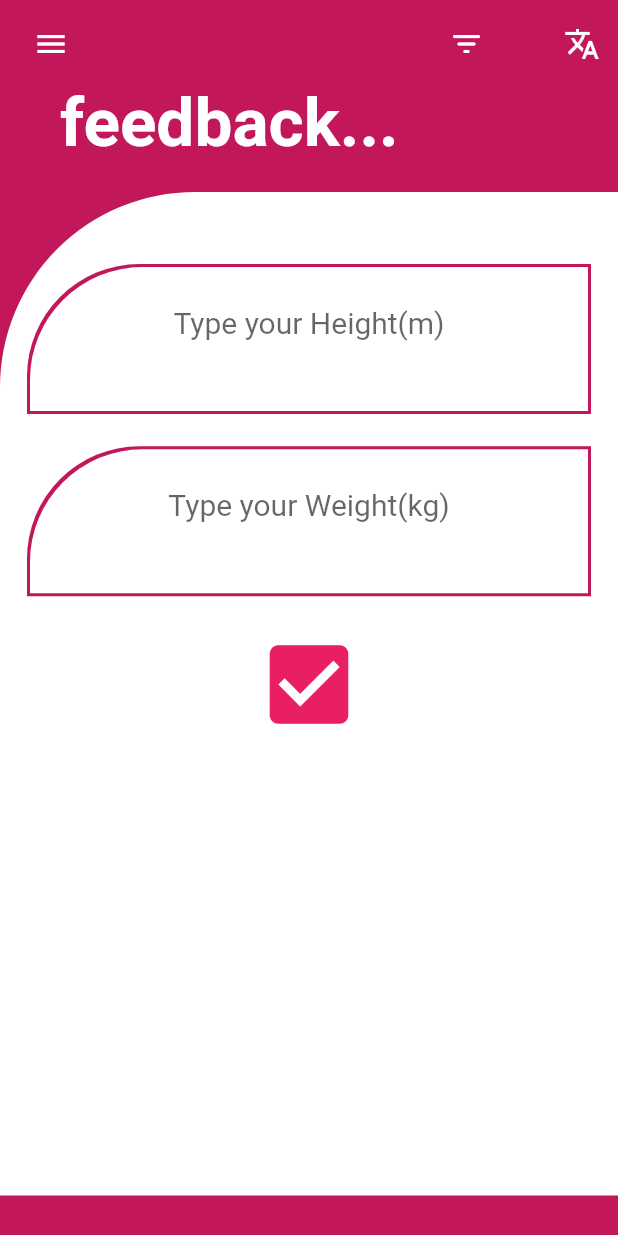
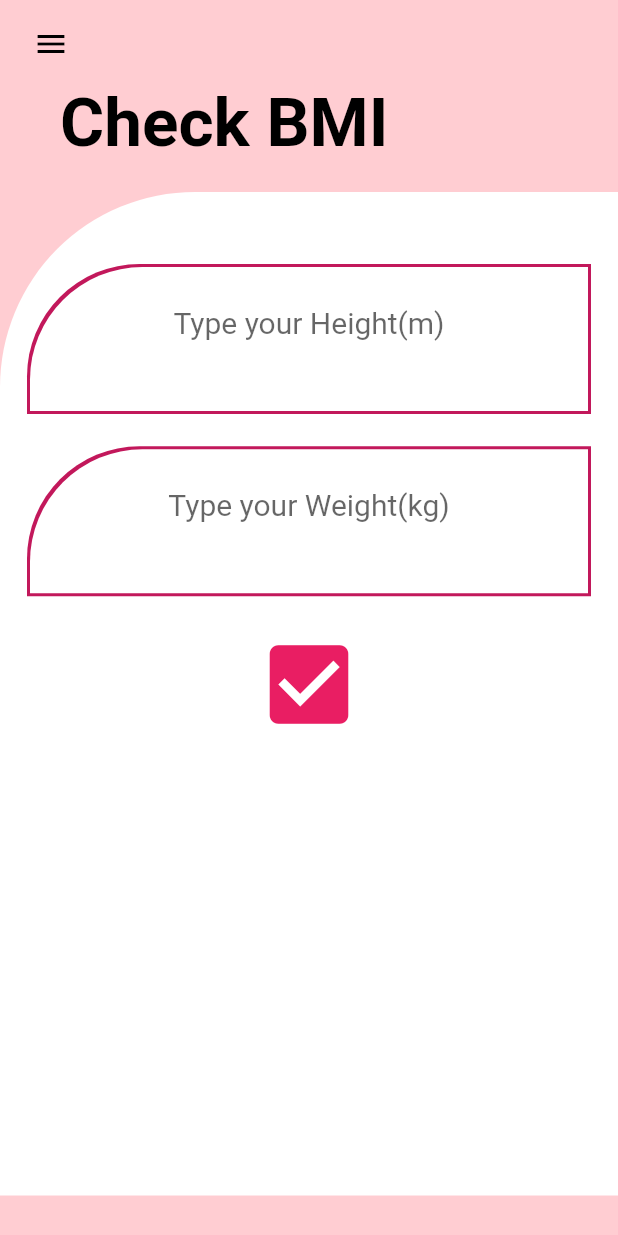
Before and after one commit to cybot-des/bhilai_hackathon_project, a Flutter app: the BmiCalculator screen opened directly, on a phone screen of 412 x 824 dp. Run offline on Flutter 3.47's test engine with Material 2 defaults, Android fonts, the phone set to English and light mode, and no system bars; our stand-ins replace another_flushbar, flutter_rating_bar, image_picker, splashscreen; missing offline and left inert: flutter_sms, tflite; Roboto replaces fonts that are missing (Cursive).

Commit message:
halfway done

```diff
--- a/lib/BmiCalculator.dart
+++ b/lib/BmiCalculator.dart
@@ -23,7 +23,7 @@ class _BmiCalculatorState extends State<BmiCalculator> {
   @override
   Widget build(BuildContext context) {
     return Scaffold(
-      backgroundColor: Color(0xFFC2185B),
+      backgroundColor: Color(0xFFffcdd2),
       body:ListView(
         children: <Widget>[
           Padding(
@@ -33,7 +33,7 @@ class _BmiCalculatorState extends State<BmiCalculator> {
               children: [
                 IconButton(
                   icon: Icon(Icons.menu),
-                  color: Colors.white,
+                  color: Colors.black,
                   onPressed: (){
                     print("Icon pressed");
                     //Navigator.pop(context);
@@ -44,16 +44,8 @@ class _BmiCalculatorState extends State<BmiCalculator> {
                     child: Row(
                       mainAxisAlignment: MainAxisAlignment.spaceBetween,
                       children: <Widget>[
-                        IconButton(
-                          icon:Icon(Icons.filter_list_rounded),
-                          color:Colors.white,
-                          onPressed: (){print("Icon filter Pressed");},
-                        ),
-                        IconButton(
-                            icon:Icon(Icons.translate),
-                            color:Colors.white,
-                            onPressed: (){print("Icon Menu Pressed");}
-                        )
+
+
                       ],
                     )
                 )
@@ -65,9 +57,9 @@ class _BmiCalculatorState extends State<BmiCalculator> {
               padding: EdgeInsets.only(left:40.0),
               child: Row(
                 children: [
-                  Text("feedback...",
+                  Text("Check BMI",
                       style: TextStyle(
-                          color: Colors.white,
+                          color: Colors.black,
                           fontFamily: 'Cursive',
                           fontWeight: FontWeight.bold,
                           fontSize: 45.0
--- a/lib/VegieScanner.dart
+++ b/lib/VegieScanner.dart
@@ -62,7 +62,7 @@ class _VegieScannerState extends State<VegieScanner> {
                 padding: EdgeInsets.only(left:40.0),
                 child: Row(
                   children: [
-                    Text("& your fruit has...",
+                    Text("& your Vegie has...",
                         style: TextStyle(
                             color: Colors.black,
                             fontFamily: 'Cursive',
```
